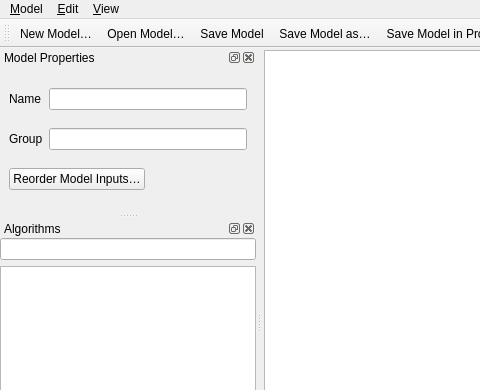
The window that src/ui/processing/qgsmodeldesignerdialogbase.ui (qgis/QGIS) describes before a commit, drawn with Qt 5; both pictures show x 0 to 480 and y 0 to 390 of the 786 by 596 pixel window.
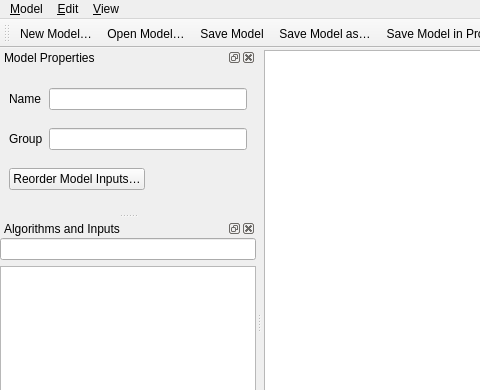
The same window after the commit. Icons and pictures are not drawn. Custom widgets are drawn as their Qt base class.

Commit message: Reword variables and UI

Patch:
```diff
--- a/src/ui/processing/qgsmodeldesignerdialogbase.ui
+++ b/src/ui/processing/qgsmodeldesignerdialogbase.ui
@@ -241,7 +241,7 @@
   </widget>
   <widget class="QgsDockWidget" name="mAlgorithmsDock">
    <property name="windowTitle">
-    <string>Algorithms</string>
+    <string>Algorithms and Inputs</string>
    </property>
    <attribute name="dockWidgetArea">
     <number>1</number>
```
Left out of the diff: 8 changed lines with no effect on the pictures. The commit also changes 1 other file.
